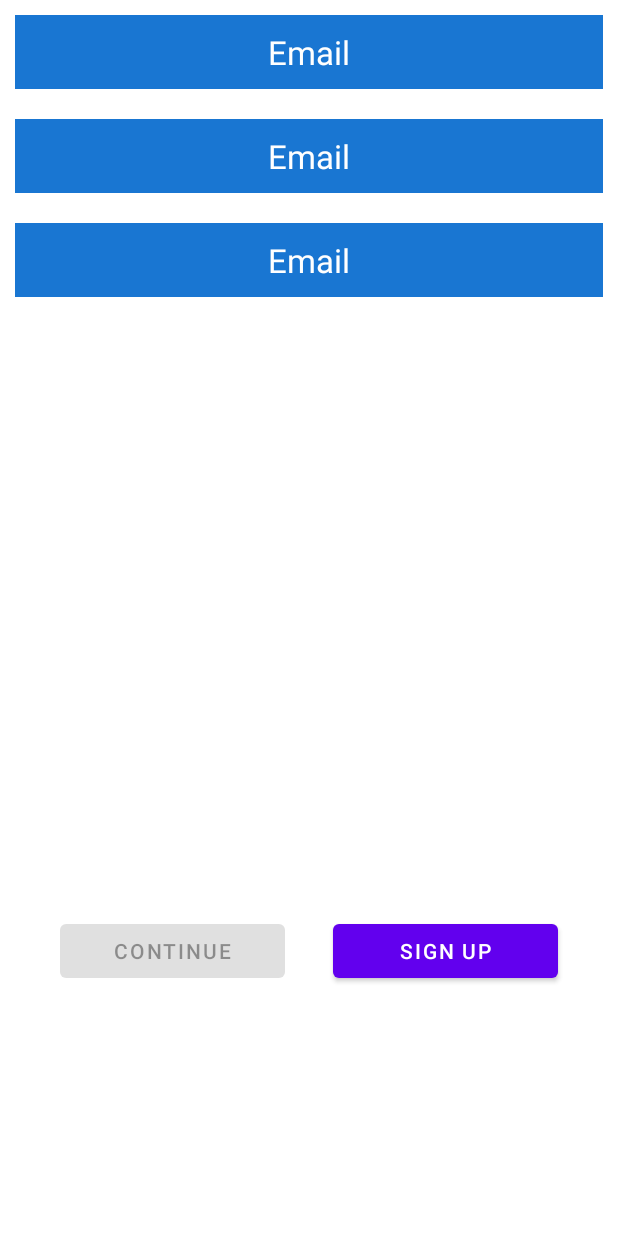
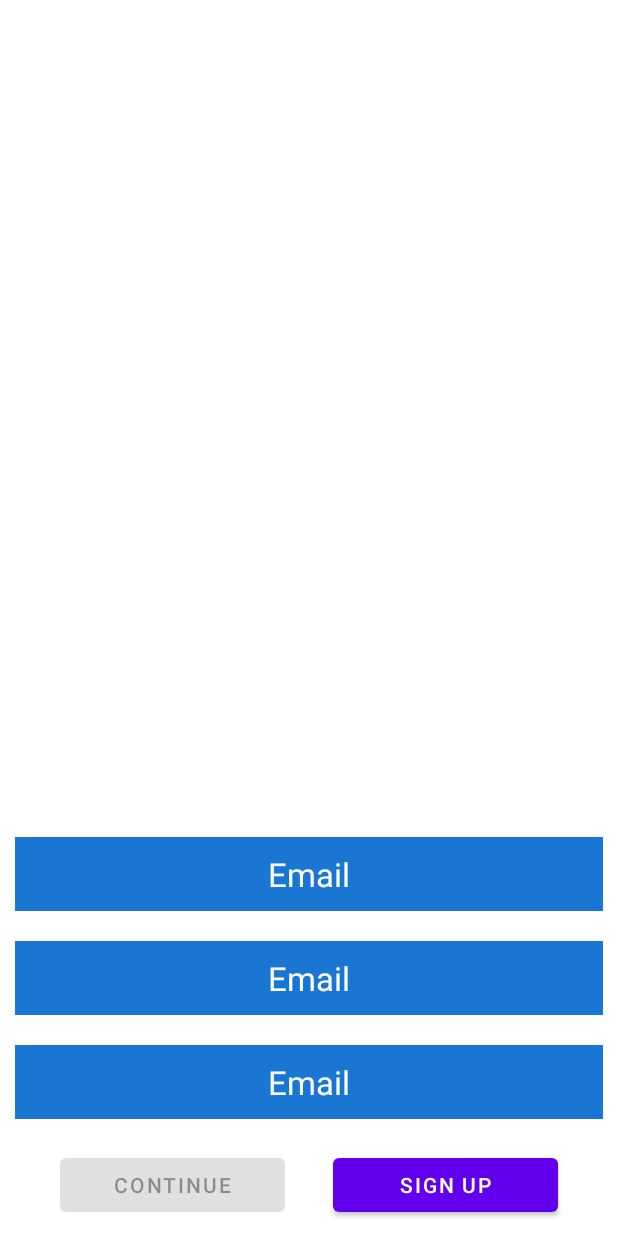
Before and after one commit to Ivan-Angelov-Ivanov/game-of-life, an Android app: the layout fragment_user_list.xml on its own in the app's theme, with its tools: preview values and no code run, on a phone screen of 412 x 824 dp. Run offline under Robolectric (Android 15) with nearby library versions, the phone set to English and light mode, and no system bars.

Commit message:
Changed to ConstraintLayout

```diff
--- a/app/src/main/res/layout-land/fragment_user_list.xml
+++ b/app/src/main/res/layout-land/fragment_user_list.xml
@@ -1,9 +1,10 @@
 <?xml version="1.0" encoding="utf-8"?>
 <layout xmlns:android="http://schemas.android.com/apk/res/android"
+    xmlns:app="http://schemas.android.com/apk/res-auto"
     xmlns:tools="http://schemas.android.com/tools"
     tools:context=".UserListFragment">
 
-    <LinearLayout
+    <androidx.constraintlayout.widget.ConstraintLayout
         android:layout_width="match_parent"
         android:layout_height="match_parent"
         android:orientation="vertical">
@@ -11,13 +12,16 @@
         <androidx.recyclerview.widget.RecyclerView
             android:id="@+id/list_of_users"
             android:layout_width="match_parent"
-            android:layout_height="250dp"
-            tools:listitem="@layout/item_view"  />
+            android:layout_height="wrap_content"
+            app:layout_constraintBottom_toTopOf="@+id/relativeLayout2"
+            tools:listitem="@layout/item_view" />
 
         <RelativeLayout
+            android:id="@+id/relativeLayout2"
             android:layout_width="match_parent"
-            android:layout_height="match_parent"
-            android:padding="10dp">
+            android:layout_height="wrap_content"
+            android:padding="10dp"
+            app:layout_constraintBottom_toBottomOf="parent">
 
             <Button
                 android:id="@+id/continue_btn"
@@ -38,5 +42,5 @@
 
         </RelativeLayout>
 
-    </LinearLayout>
+    </androidx.constraintlayout.widget.ConstraintLayout>
 </layout>
--- a/app/src/main/res/layout/fragment_user_list.xml
+++ b/app/src/main/res/layout/fragment_user_list.xml
@@ -1,9 +1,10 @@
 <?xml version="1.0" encoding="utf-8"?>
 <layout xmlns:android="http://schemas.android.com/apk/res/android"
+    xmlns:app="http://schemas.android.com/apk/res-auto"
     xmlns:tools="http://schemas.android.com/tools"
     tools:context=".UserListFragment">
 
-    <LinearLayout
+    <androidx.constraintlayout.widget.ConstraintLayout
         android:layout_width="match_parent"
         android:layout_height="match_parent"
         android:orientation="vertical">
@@ -11,13 +12,17 @@
         <androidx.recyclerview.widget.RecyclerView
             android:id="@+id/list_of_users"
             android:layout_width="match_parent"
-            android:layout_height="600dp"
-            tools:listitem="@layout/item_view"  />
+            android:layout_height="wrap_content"
+            app:layout_constraintBottom_toTopOf="@+id/relativeLayout"
+            tools:layout_editor_absoluteX="16dp"
+            tools:listitem="@layout/item_view" />
 
         <RelativeLayout
+            android:id="@+id/relativeLayout"
             android:layout_width="match_parent"
-            android:layout_height="match_parent"
-            android:padding="10dp">
+            android:layout_height="wrap_content"
+            android:padding="10dp"
+            app:layout_constraintBottom_toBottomOf="parent">
 
             <Button
                 android:id="@+id/continue_btn"
@@ -38,5 +43,5 @@
 
         </RelativeLayout>
 
-    </LinearLayout>
+    </androidx.constraintlayout.widget.ConstraintLayout>
 </layout>
```
